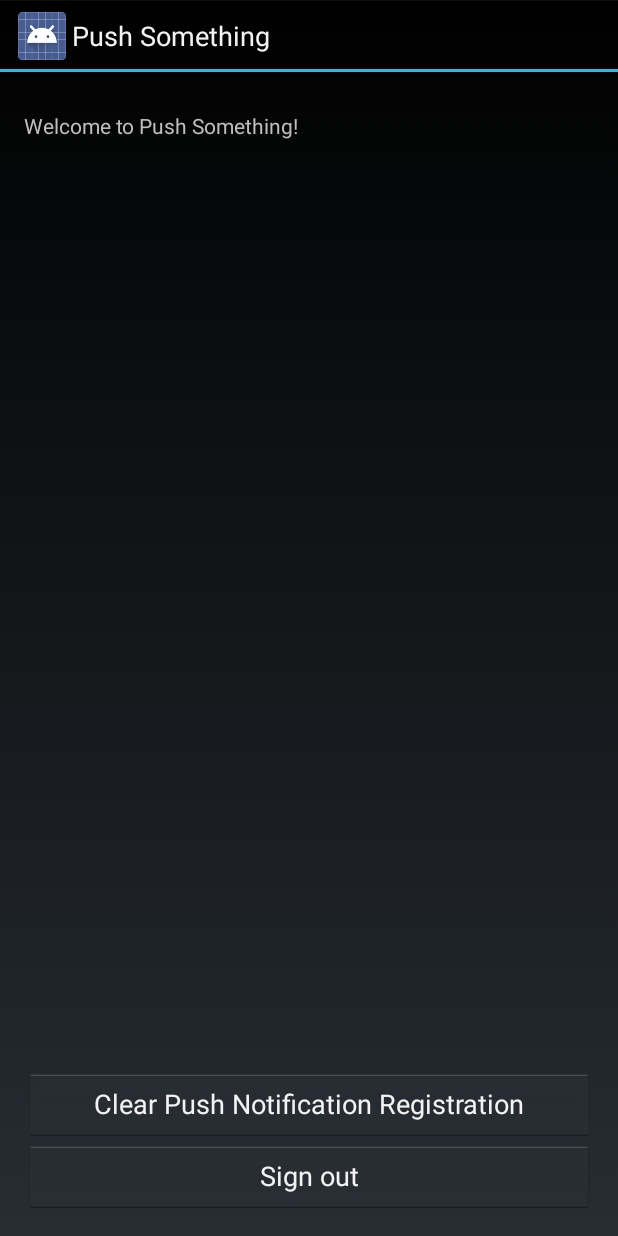
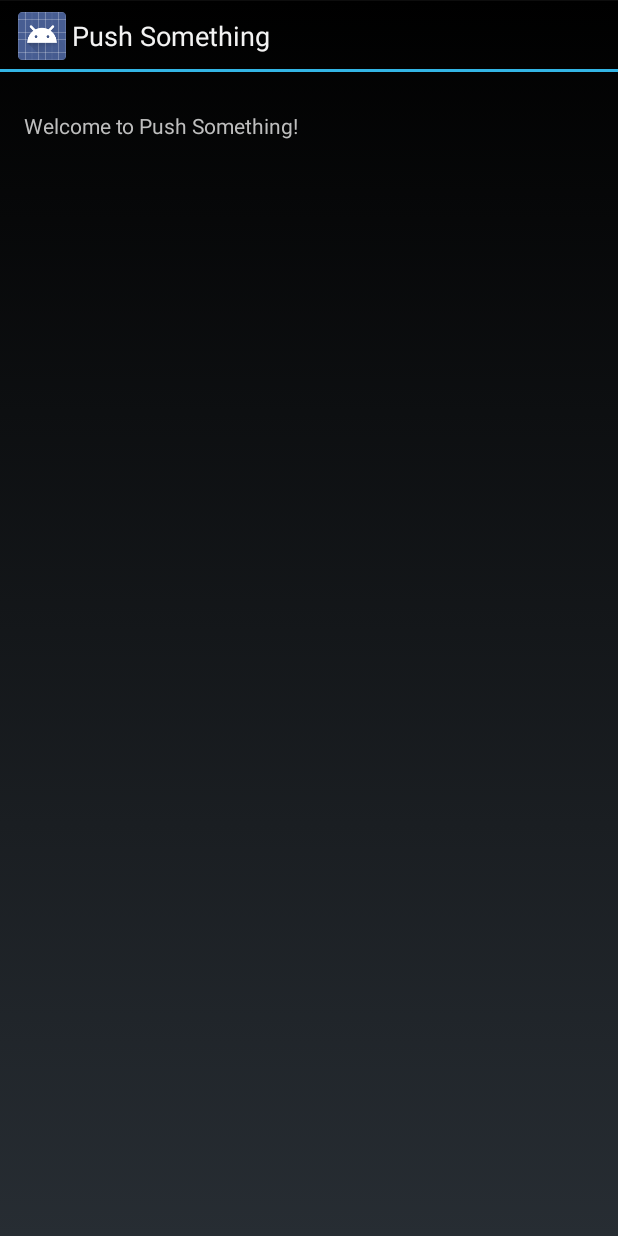
Before and after one commit to codegoalie/pushsomething_android, an Android app: the layout activity_main.xml on its own in the app's theme, with its tools: preview values and no code run, on a phone screen of 412 x 824 dp. Run offline under Robolectric (Android 15) with nearby library versions, the phone set to English and light mode, and no system bars.

Commit message:
Move sign out and clear GCM to menu

```diff
--- a/PushSomething/src/main/res/layout/activity_main.xml
+++ b/PushSomething/src/main/res/layout/activity_main.xml
@@ -14,26 +14,4 @@
         android:layout_height="wrap_content"
         android:paddingTop="10dp"
         android:text="@string/welcome" />
-    <RelativeLayout
-        android:layout_alignParentBottom="true"
-        android:layout_height="wrap_content"
-        android:layout_width="fill_parent" >
-
-        <Button
-            android:id="@+id/clear_local_gcm_button"
-            android:layout_width="fill_parent"
-            android:layout_height="wrap_content"
-            android:text="@string/clear_gcm"
-            android:onClick="clearGCMClick" />
-
-        <Button
-            android:id="@+id/sing_out_button"
-            android:layout_width="fill_parent"
-            android:layout_height="wrap_content"
-            android:text="@string/sign_out"
-            android:onClick="signOutClick"
-            android:layout_below="@id/clear_local_gcm_button" />
-
-    </RelativeLayout>
-
 </RelativeLayout>
--- a/PushSomething/src/main/res/values/strings.xml
+++ b/PushSomething/src/main/res/values/strings.xml
@@ -2,13 +2,13 @@
 <resources>
 
     <string name="app_name">Push Something</string>
-    <string name="action_settings">Settings</string>
     <string name="welcome">Welcome to Push Something!</string>
     <string name="sign_in">Sign in to start getting notifications!</string>
     <string name="title_activity_sign_in">Sign In</string>
     <string name="title_activity_main">You\'re in!</string>
-    <string name="hello_world">Hello world!</string>
-    <string name="sign_out">Sign out</string>
-    <string name="clear_gcm">Clear Push Notification Registration</string>
+
+    <string name="action_settings">Settings</string>
+    <string name="action_sign_out">Sign out</string>
+    <string name="action_clear_gcm">Clear GCM Data</string>
 
 </resources>
```
Also changed, not shown: PushSomething/src/main/java/com/chrismar035/pushsomething/MainActivity.java (+6 -20 lines), PushSomething/src/main/res/menu/main.xml (+7 -2 lines).
